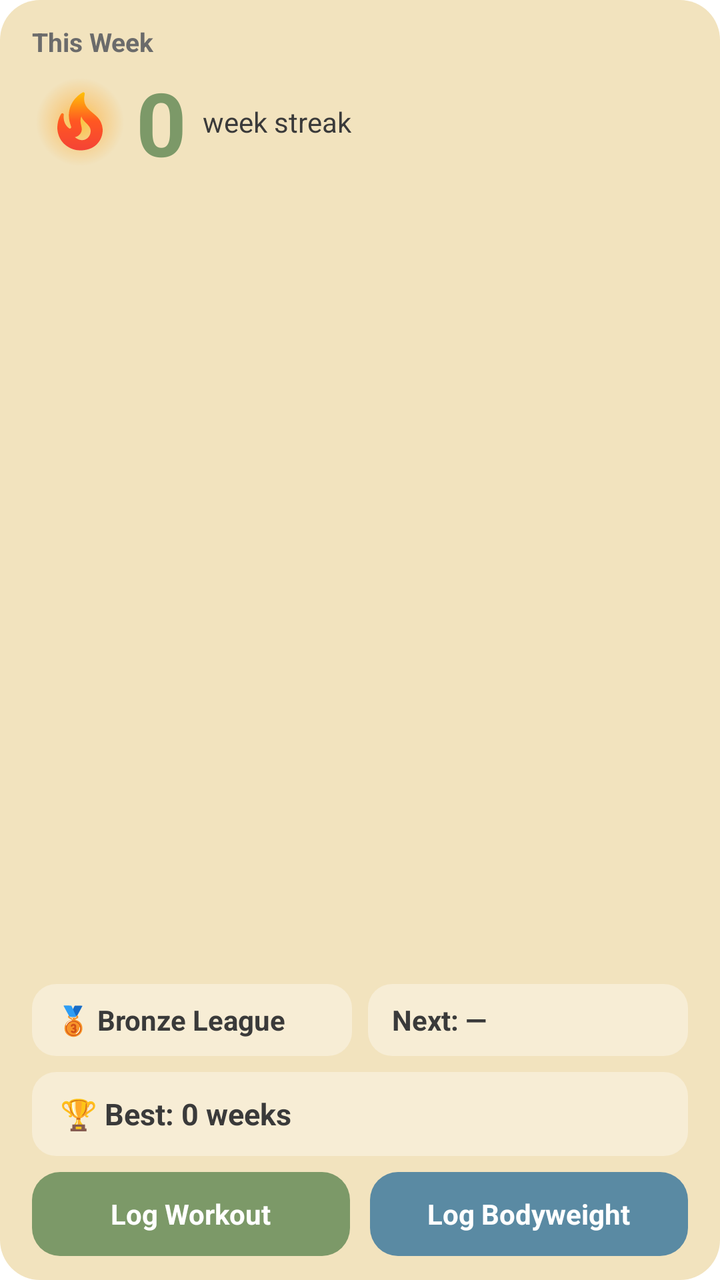
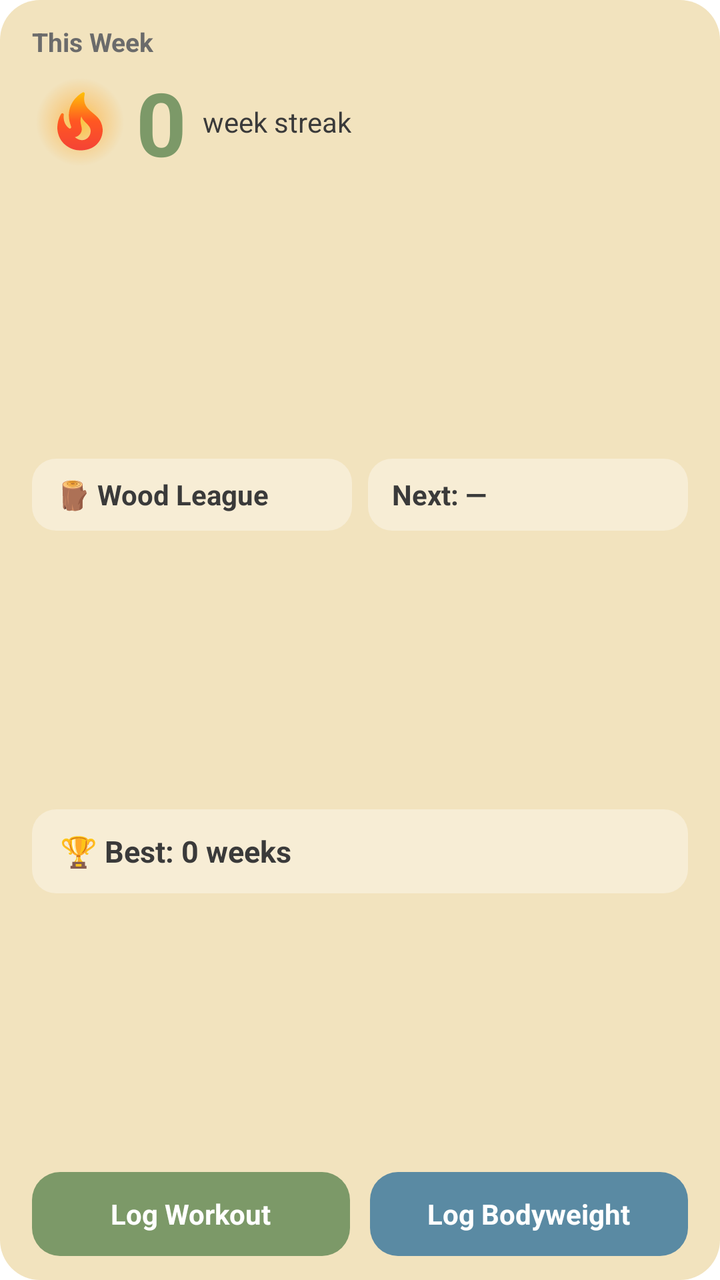

The first picture is an Android layout as it rendered before a commit; the second is the same layout after the commit. The layout source and the unified diff follow.
<!-- AndroidManifest.xml: fallback theme Theme.MaterialComponents.DayNight.NoActionBar -->
<!-- res/layout/widget_xlarge.xml -->
<?xml version="1.0" encoding="utf-8"?>
<FrameLayout xmlns:android="http://schemas.android.com/apk/res/android"
    android:id="@+id/widget_root"
    android:layout_width="match_parent"
    android:layout_height="match_parent">

    <ImageView
        android:id="@+id/bg_card"
        android:layout_width="match_parent"
        android:layout_height="match_parent"
        android:scaleType="fitXY"
        android:src="@drawable/widget_background"
        android:tint="@color/widget_background" />

    <LinearLayout
        android:layout_width="match_parent"
        android:layout_height="match_parent"
        android:orientation="vertical"
        android:paddingStart="16dp"
        android:paddingEnd="16dp"
        android:paddingTop="12dp"
        android:paddingBottom="12dp">

        <TextView
            android:id="@+id/header_text"
            android:layout_width="wrap_content"
            android:layout_height="wrap_content"
            android:text="This Week"
            android:textColor="@color/widget_text_muted"
            android:textSize="13sp"
            android:textStyle="bold" />

        <LinearLayout
            android:layout_width="match_parent"
            android:layout_height="wrap_content"
            android:layout_marginTop="2dp"
            android:orientation="horizontal"
            android:gravity="center_vertical">

            <FrameLayout
                android:layout_width="48dp"
                android:layout_height="48dp">

                <ImageView
                    android:id="@+id/fire_glow"
                    android:layout_width="match_parent"
                    android:layout_height="match_parent"
                    android:src="@drawable/widget_fire_glow" />

                <ImageView
                    android:id="@+id/fire_icon"
                    android:layout_width="34dp"
                    android:layout_height="34dp"
                    android:layout_gravity="center"
                    android:src="@drawable/ic_widget_fire_active" />
            </FrameLayout>

            <TextView
                android:id="@+id/streak_text"
                android:layout_width="wrap_content"
                android:layout_height="wrap_content"
                android:layout_marginStart="4dp"
                android:text="0"
                android:textColor="@color/widget_hero"
                android:textSize="44sp"
                android:textStyle="bold" />

            <TextView
                android:id="@+id/streak_label"
                android:layout_width="wrap_content"
                android:layout_height="wrap_content"
                android:layout_marginStart="8dp"
                android:text="week streak"
                android:textColor="@color/widget_text_dark"
                android:textSize="14sp" />
        </LinearLayout>

        <FrameLayout
            android:layout_width="match_parent"
            android:layout_height="0dp"
            android:layout_weight="1" />

        <LinearLayout
            android:layout_width="match_parent"
            android:layout_height="36dp"
            android:layout_marginBottom="8dp"
            android:orientation="horizontal">

            <FrameLayout
                android:layout_width="0dp"
                android:layout_height="match_parent"
                android:layout_weight="1"
                android:layout_marginEnd="4dp">

                <ImageView
                    android:id="@+id/league_chip_bg"
                    android:layout_width="match_parent"
                    android:layout_height="match_parent"
                    android:scaleType="fitXY"
                    android:src="@drawable/widget_chip_bg"
                    android:tint="@color/widget_surface" />

                <TextView
                    android:id="@+id/league_text"
                    android:layout_width="match_parent"
                    android:layout_height="match_parent"
                    android:gravity="center_vertical"
                    android:paddingStart="12dp"
                    android:paddingEnd="12dp"
                    android:maxLines="1"
                    android:ellipsize="end"
                    android:text="🥉 Bronze League"
                    android:textColor="@color/widget_text_dark"
                    android:textSize="14sp"
                    android:textStyle="bold" />
            </FrameLayout>

            <FrameLayout
                android:layout_width="0dp"
                android:layout_height="match_parent"
                android:layout_weight="1"
                android:layout_marginStart="4dp">

                <ImageView
                    android:id="@+id/next_chip_bg"
                    android:layout_width="match_parent"
                    android:layout_height="match_parent"
                    android:scaleType="fitXY"
                    android:src="@drawable/widget_chip_bg"
                    android:tint="@color/widget_surface" />

                <TextView
                    android:id="@+id/next_workout_text"
                    android:layout_width="match_parent"
                    android:layout_height="match_parent"
                    android:gravity="center_vertical"
                    android:paddingStart="12dp"
                    android:paddingEnd="12dp"
                    android:maxLines="1"
                    android:ellipsize="end"
                    android:text="Next: —"
                    android:textColor="@color/widget_text_dark"
                    android:textSize="14sp"
                    android:textStyle="bold" />
            </FrameLayout>
        </LinearLayout>

        <FrameLayout
            android:layout_width="match_parent"
            android:layout_height="42dp"
            android:layout_marginBottom="8dp">

            <ImageView
                android:id="@+id/best_chip_bg"
                android:layout_width="match_parent"
                android:layout_height="match_parent"
                android:scaleType="fitXY"
                android:src="@drawable/widget_chip_bg"
                android:tint="@color/widget_surface" />

            <LinearLayout
                android:layout_width="match_parent"
                android:layout_height="match_parent"
                android:orientation="horizontal"
                android:gravity="center_vertical"
                android:paddingStart="14dp"
                android:paddingEnd="14dp">

                <TextView
                    android:id="@+id/best_text"
                    android:layout_width="0dp"
                    android:layout_height="wrap_content"
                    android:layout_weight="1"
                    android:maxLines="1"
                    android:ellipsize="end"
                    android:text="🏆 Best: 0 weeks"
                    android:textColor="@color/widget_text_dark"
                    android:textSize="15sp"
                    android:textStyle="bold" />

                <TextView
                    android:id="@+id/best_ended_text"
                    android:layout_width="wrap_content"
                    android:layout_height="wrap_content"
                    android:layout_marginStart="8dp"
                    android:maxLines="1"
                    android:text=""
                    android:textColor="@color/widget_text_muted"
                    android:textSize="13sp" />
            </LinearLayout>
        </FrameLayout>

        <LinearLayout
            android:layout_width="match_parent"
            android:layout_height="42dp"
            android:orientation="horizontal">

            <FrameLayout
                android:id="@+id/log_button"
                android:layout_width="0dp"
                android:layout_height="match_parent"
                android:layout_weight="1"
                android:layout_marginEnd="5dp">

                <ImageView
                    android:id="@+id/log_button_bg"
                    android:layout_width="match_parent"
                    android:layout_height="match_parent"
                    android:scaleType="fitXY"
                    android:src="@drawable/widget_button_bg"
                    android:tint="@color/widget_hero" />

                <TextView
                    android:id="@+id/log_button_text"
                    android:layout_width="wrap_content"
                    android:layout_height="wrap_content"
                    android:layout_gravity="center"
                    android:maxLines="1"
                    android:text="Log Workout"
                    android:textColor="@color/widget_text_on_hero"
                    android:textSize="14sp"
                    android:textStyle="bold" />
            </FrameLayout>

            <FrameLayout
                android:id="@+id/bodyweight_button"
                android:layout_width="0dp"
                android:layout_height="match_parent"
                android:layout_weight="1"
                android:layout_marginStart="5dp">

                <ImageView
                    android:id="@+id/bodyweight_button_bg"
                    android:layout_width="match_parent"
                    android:layout_height="match_parent"
                    android:scaleType="fitXY"
                    android:src="@drawable/widget_button_bg"
                    android:tint="@color/widget_dashboard" />

                <TextView
                    android:id="@+id/bodyweight_button_text"
                    android:layout_width="wrap_content"
                    android:layout_height="wrap_content"
                    android:layout_gravity="center"
                    android:maxLines="1"
                    android:text="Log Bodyweight"
                    android:textColor="@color/widget_text_on_hero"
                    android:textSize="14sp"
                    android:textStyle="bold" />
            </FrameLayout>
        </LinearLayout>
    </LinearLayout>
</FrameLayout>
<!-- resources referenced by this layout -->
<resources>
  <color name="widget_background">#FFF2E3BE</color>
  <color name="widget_dashboard">#FF5A8AA3</color>
  <color name="widget_hero">#FF7C9968</color>
  <color name="widget_surface">#FFF7EDD5</color>
  <color name="widget_text_dark">#FF3A3A3A</color>
  <color name="widget_text_muted">#FF6B6B6B</color>
  <color name="widget_text_on_hero">#FFFFFFFF</color>
  <!-- drawable ic_widget_fire_active (drawable) -->
  <?xml version="1.0" encoding="utf-8"?>
  <vector xmlns:android="http://schemas.android.com/apk/res/android"
      xmlns:aapt="http://schemas.android.com/aapt"
      android:width="24dp"
      android:height="24dp"
      android:viewportWidth="24"
      android:viewportHeight="24">
      <path android:pathData="M19.48,12.35c-1.57,-4.08 -7.16,-4.3 -5.81,-10.23c0.1,-0.44 -0.37,-0.78 -0.75,-0.55C9.29,3.71 6.68,8 8.87,13.62c0.18,0.46 -0.36,0.89 -0.75,0.59c-1.81,-1.37 -2,-3.34 -1.84,-4.75c0.06,-0.52 -0.62,-0.77 -0.91,-0.34C4.69,10.16 4,11.84 4,14.37c0.38,5.6 5.11,7.32 6.81,7.54c2.43,0.31 5.06,-0.14 6.95,-1.87C19.84,18.11 20.6,15.03 19.48,12.35zM10.2,17.38c1.44,-0.35 2.18,-1.39 2.38,-2.31c0.33,-1.43 -0.96,-2.83 -0.09,-5.09c0.33,1.87 3.27,3.04 3.27,5.08C15.84,17.59 13.1,19.76 10.2,17.38z">
          <aapt:attr name="android:fillColor">
              <gradient
                  android:type="linear"
                  android:startX="12"
                  android:startY="22"
                  android:endX="12"
                  android:endY="1.5">
                  <item android:offset="0" android:color="#FFF44336" />
                  <item android:offset="0.5" android:color="#FFFF5722" />
                  <item android:offset="1" android:color="#FFFFC107" />
              </gradient>
          </aapt:attr>
      </path>
  </vector>
  <!-- drawable widget_background (drawable) -->
  <?xml version="1.0" encoding="utf-8"?>
  <shape xmlns:android="http://schemas.android.com/apk/res/android" android:shape="rectangle">
      <solid android:color="#FFFFFFFF" />
      <corners android:radius="20dp" />
  </shape>
  <!-- drawable widget_button_bg (drawable) -->
  <?xml version="1.0" encoding="utf-8"?>
  <shape xmlns:android="http://schemas.android.com/apk/res/android" android:shape="rectangle">
      <solid android:color="#FFFFFFFF" />
      <corners android:radius="14dp" />
  </shape>
  <!-- drawable widget_chip_bg (drawable) -->
  <?xml version="1.0" encoding="utf-8"?>
  <shape xmlns:android="http://schemas.android.com/apk/res/android" android:shape="rectangle">
      <solid android:color="#FFFFFFFF" />
      <corners android:radius="12dp" />
  </shape>
  <!-- drawable widget_fire_glow (drawable) -->
  <?xml version="1.0" encoding="utf-8"?>
  <shape xmlns:android="http://schemas.android.com/apk/res/android" android:shape="oval">
      <gradient
          android:type="radial"
          android:gradientRadius="22dp"
          android:centerColor="#55FFA726"
          android:startColor="#AAFFB300"
          android:endColor="#00FF6D00" />
  </shape>
</resources>

<!-- the commit's change to res/layout/widget_xlarge.xml (unified diff, before → after) -->
@@ -83,7 +83,6 @@
         <LinearLayout
             android:layout_width="match_parent"
             android:layout_height="36dp"
-            android:layout_marginBottom="8dp"
             android:orientation="horizontal">
 
             <FrameLayout
@@ -109,7 +108,10 @@
                     android:paddingEnd="12dp"
                     android:maxLines="1"
                     android:ellipsize="end"
-                    android:text="🥉 Bronze League"
+                    android:autoSizeTextType="uniform"
+                    android:autoSizeMinTextSize="10sp"
+                    android:autoSizeMaxTextSize="14sp"
+                    android:text="🪵 Wood League"
                     android:textColor="@color/widget_text_dark"
                     android:textSize="14sp"
                     android:textStyle="bold" />
@@ -147,8 +149,12 @@
 
         <FrameLayout
             android:layout_width="match_parent"
-            android:layout_height="42dp"
-            android:layout_marginBottom="8dp">
+            android:layout_height="0dp"
+            android:layout_weight="1" />
+
+        <FrameLayout
+            android:layout_width="match_parent"
+            android:layout_height="42dp">
 
             <ImageView
                 android:id="@+id/best_chip_bg"
@@ -190,6 +196,11 @@
             </LinearLayout>
         </FrameLayout>
 
+        <FrameLayout
+            android:layout_width="match_parent"
+            android:layout_height="0dp"
+            android:layout_weight="1" />
+
         <LinearLayout
             android:layout_width="match_parent"
             android:layout_height="42dp"
